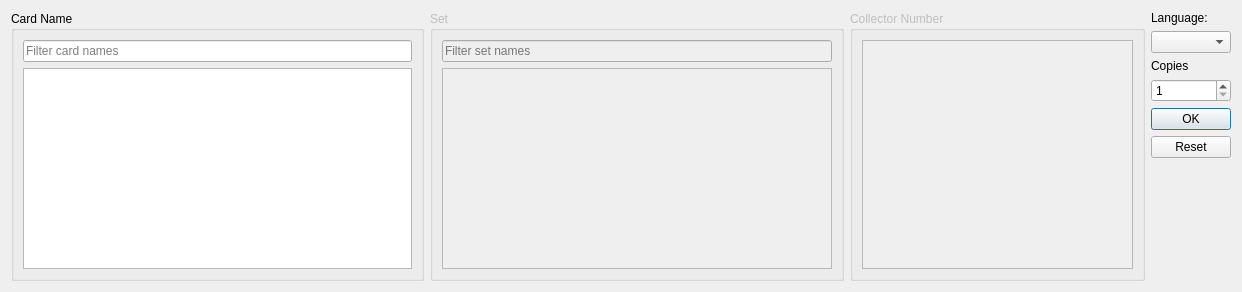
Old version of the form mtg_proxy_printer/resources/ui/add_card_widget/horizontal.ui in the repository luziferius/MTGProxyPrinter.
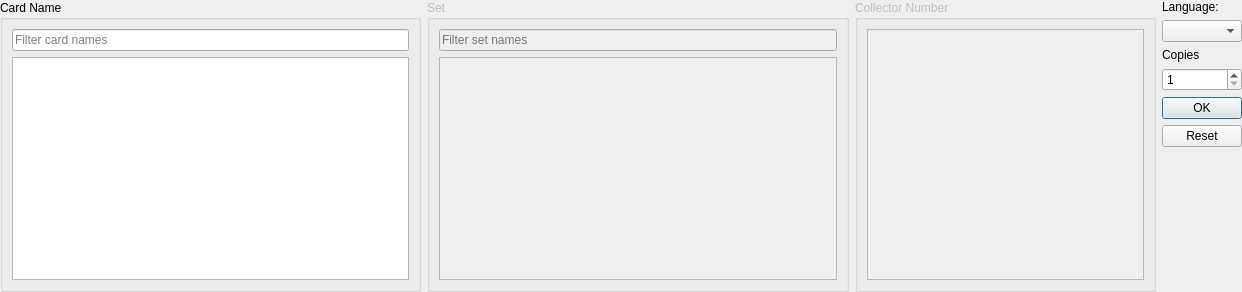
New version of the form.

Commit message:
Remove the margins around the horizontal AddCardWidget layout. Because it is embedded in a layout that has margins on it’s own, this causes double wide margins around it. Without these, the borders of outer widgets and inner ones are flush.
FossilOrigin-Name: 5c403321c91fa2d38aa7afca58050048c97e04ce0331d9a4d387f896f319e0d5

```diff
--- a/mtg_proxy_printer/resources/ui/add_card_widget/horizontal.ui
+++ b/mtg_proxy_printer/resources/ui/add_card_widget/horizontal.ui
@@ -11,6 +11,18 @@
    </rect>
   </property>
   <layout class="QGridLayout" name="gridLayout">
+   <property name="leftMargin">
+    <number>0</number>
+   </property>
+   <property name="topMargin">
+    <number>0</number>
+   </property>
+   <property name="rightMargin">
+    <number>0</number>
+   </property>
+   <property name="bottomMargin">
+    <number>0</number>
+   </property>
    <item row="7" column="5">
     <widget class="QLabel" name="language_label">
      <property name="sizePolicy">
```
